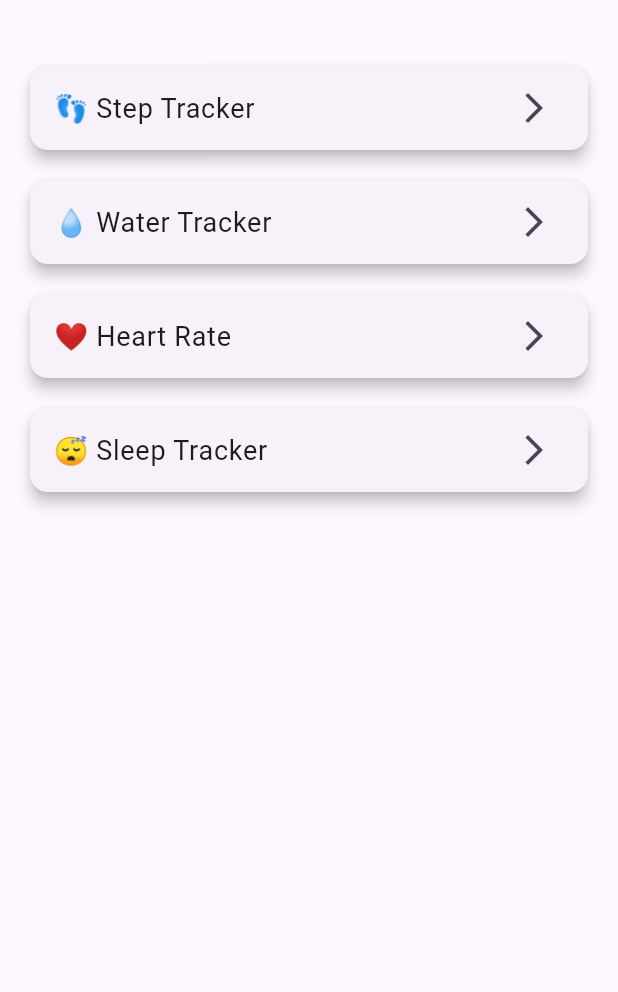
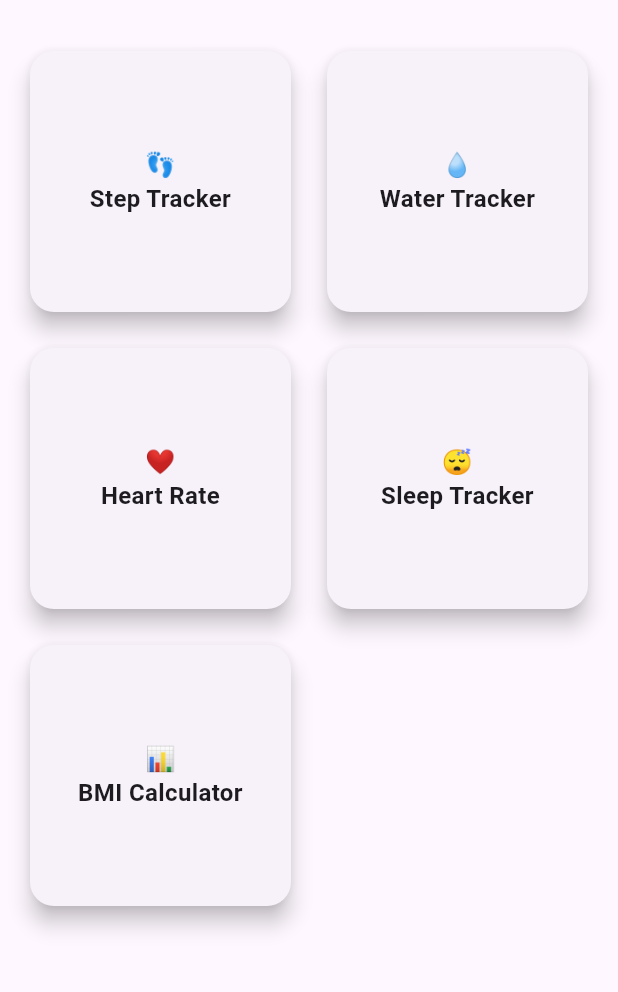
Before and after one commit to priyanshi-devOps11/Smart-Health-Tracker, a Flutter app: the screen it shows after launch, on a phone screen of 412 x 824 dp, the part 63-1055 px from its top. Run offline on Flutter 3.47's test engine with Material 3 defaults, Android fonts, the phone set to English and light mode, and no system bars; our stand-ins replace camera, cloud_firestore, firebase_core, fl_chart, flutter_local_notifications, pedometer and 3 more; missing offline and left inert: tflite_flutter; accounts and stored records are empty.

Commit message:
Added demo video and updated project files

```diff
--- a/lib/screens/home_screen.dart
+++ b/lib/screens/home_screen.dart
@@ -3,6 +3,7 @@ import 'step_tracker_screen.dart';
 import 'water_tracker_screen.dart';
 import 'heart_rate_screen.dart';
 import 'sleep_tracker_screen.dart';
+import 'bmi_screen.dart'; // ✅ Add this import
 
 class HomeScreen extends StatelessWidget {
   const HomeScreen({super.key});
@@ -11,28 +12,42 @@ class HomeScreen extends StatelessWidget {
   Widget build(BuildContext context) {
     return Scaffold(
       appBar: AppBar(title: const Text('Smart Health Tracker')),
-      body: ListView(
-        padding: const EdgeInsets.all(20),
-        children: [
-          buildCard(context, "👣 Step Tracker", const StepTrackerScreen()),
-          buildCard(context, "💧 Water Tracker", const WaterTrackerScreen()),
-          buildCard(context, "❤️ Heart Rate", const HeartRateScreen()),
-          buildCard(context, "😴 Sleep Tracker", const SleepTrackerScreen()),
-        ],
+      body: Padding(
+        padding: const EdgeInsets.all(16),
+        child: GridView.count(
+          crossAxisCount: 2,
+          crossAxisSpacing: 16,
+          mainAxisSpacing: 16,
+          children: [
+            buildCard(context, "👣\nStep Tracker", const StepTrackerScreen()),
+            buildCard(context, "💧\nWater Tracker", const WaterTrackerScreen()),
+            buildCard(context, "❤️\nHeart Rate", const HeartRateScreen()),
+            buildCard(context, "😴\nSleep Tracker", const SleepTrackerScreen()),
+            buildCard(context, "📊\nBMI Calculator", const BmiScreen()), // ✅ New!
+          ],
+        ),
       ),
     );
   }
 
   Widget buildCard(BuildContext context, String title, Widget screen) {
-    return Card(
-      elevation: 4,
-      margin: const EdgeInsets.symmetric(vertical: 10),
-      child: ListTile(
-        title: Text(title, style: const TextStyle(fontSize: 18)),
-        trailing: const Icon(Icons.arrow_forward_ios),
-        onTap: () {
-          Navigator.push(context, MaterialPageRoute(builder: (_) => screen));
-        },
+    return GestureDetector(
+      onTap: () {
+        Navigator.push(context, MaterialPageRoute(builder: (_) => screen));
+      },
+      child: Card(
+        elevation: 6,
+        shape: RoundedRectangleBorder(borderRadius: BorderRadius.circular(16)),
+        child: Center(
+          child: Padding(
+            padding: const EdgeInsets.all(16),
+            child: Text(
+              title,
+              textAlign: TextAlign.center,
+              style: const TextStyle(fontSize: 16, fontWeight: FontWeight.w600),
+            ),
+          ),
+        ),
       ),
     );
   }
--- a/pubspec.yaml
+++ b/pubspec.yaml
@@ -23,7 +23,7 @@ dependencies:
   pedometer: ^4.0.1
   heart_bpm: ^2.0.0+0
   camera: ^0.10.5+2
-  tflite_flutter: ^0.10.3
+  tflite_flutter: ^0.9.0
   provider: ^6.1.2
   percent_indicator: ^4.2.3
   shared_preferences: ^2.2.2 # To save water intake persistently
```
Also changed, not shown: lib/screens/bmi_screen.dart (added, +95 -0 lines), pubspec.lock, 6 other files.
